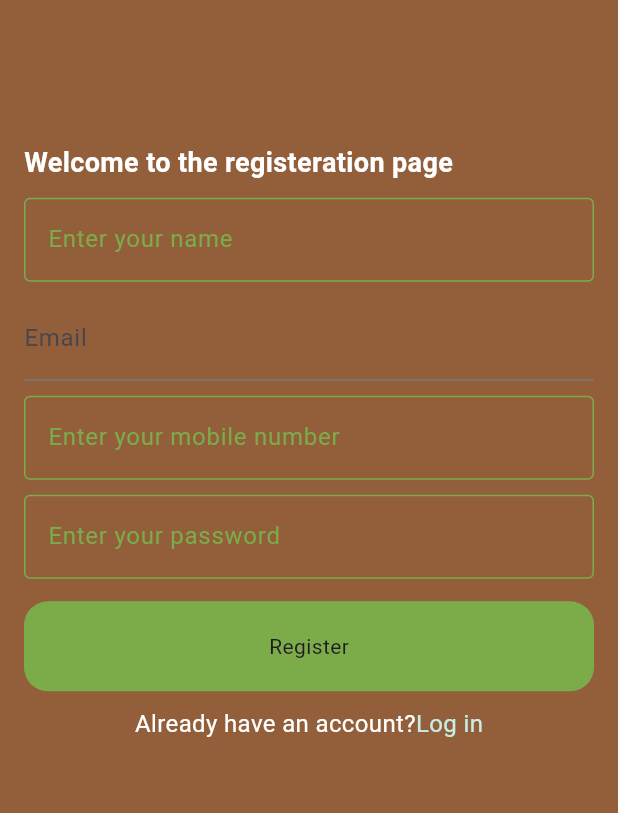
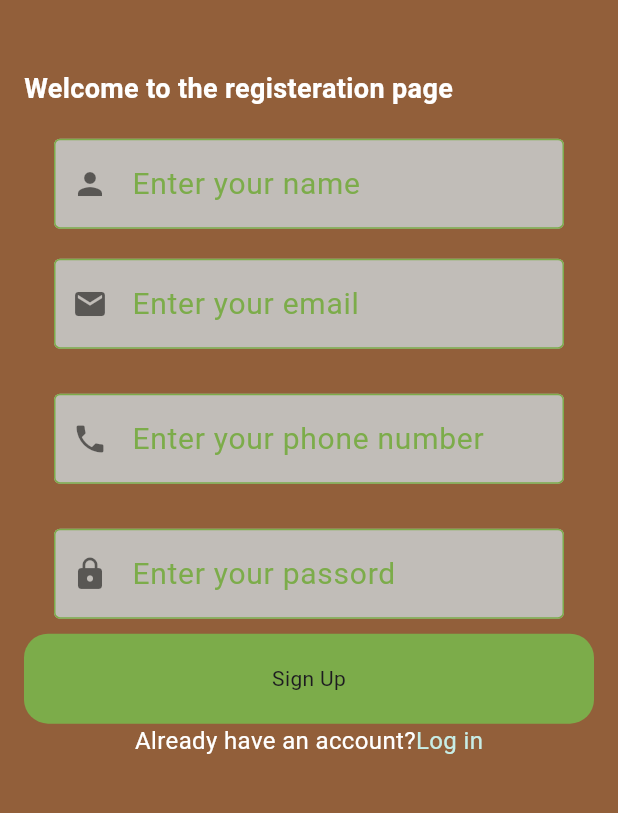
Before and after one commit to Majdasafdev/Thraa_najd_app, a Flutter app: the RegistrationView screen opened by its route, on a phone screen of 412 x 824 dp, the part 302-1115 px from its top. Run offline on Flutter 3.47's test engine with Material 3 defaults, Android fonts, the light colour scheme and no system bars; drawn by our look-alikes of modal_progress_hud_nsn; our stand-ins replace awesome_dialog, cloud_firestore, dart_mappable, easy_localization, fast_immutable_collections, firebase_auth and 5 more; missing offline and left inert: excel, firebase_app_check; accounts and stored records are empty; generated files the repository leaves out were written again; network calls fail.

Commit message:
finishing auth part sign up & sign in

```diff
--- a/lib/screens/RegistrationView.dart
+++ b/lib/screens/RegistrationView.dart
@@ -4,11 +4,13 @@ import 'package:flutter/material.dart';
 import 'package:modal_progress_hud_nsn/modal_progress_hud_nsn.dart';
 import 'package:provider/provider.dart';
 import 'package:thraa_najd_mobile_app/services/AbstractRepository.dart';
+import 'package:thraa_najd_mobile_app/services/AuthRepository.dart';
 import 'package:thraa_najd_mobile_app/utils/constants.dart';
 import 'package:thraa_najd_mobile_app/providers/model_hud.dart';
 import 'package:thraa_najd_mobile_app/screens/LoginView.dart';
 import 'package:thraa_najd_mobile_app/widgets/custom_button.dart';
 import 'package:thraa_najd_mobile_app/widgets/custom_text_form_field.dart';
+import 'package:thraa_najd_mobile_app/widgets/custome_input_text_field.dart';
 import 'package:thraa_najd_mobile_app/widgets/custome_logo.dart';
 import 'package:thraa_najd_mobile_app/widgets/snack_bar.dart';
 
@@ -24,21 +26,57 @@ class RegistrationView extends StatefulWidget {
 }
 
 class _RegistrationViewState extends State<RegistrationView> {
-  String? email;
-
-  String? passward;
-
-  String? phoneNumber;
-
-  String? name;
-
-  Icon? icon;
+  TextEditingController nameController = TextEditingController();
+  TextEditingController emailController = TextEditingController();
+  TextEditingController passwordController = TextEditingController();
+  TextEditingController phoneNumberController = TextEditingController();
 
   bool isLoading = false;
   final _emailRegExp = RegExp(
       r"^[a-zA-Z0-9._%+-]+[a-z-AZ0-9.-]+\.[a-zA-Z]{2,}$"); // Declare _emailRegExp here
 
   GlobalKey<FormState> formkey = GlobalKey();
+  @override
+  void dispose() {
+    super.dispose();
+    emailController.dispose();
+    passwordController.dispose();
+    nameController.dispose();
+    phoneNumberController.dispose();
+  }
+
+  void signupUser() async {
+    // set is loading to true.
+    setState(() {
+      isLoading = true;
+    });
+    // signup user using our authmethod
+    String res = await AuthRepository().signupUser(
+      email: emailController.text,
+      password: passwordController.text,
+      phoneNumber: phoneNumberController.text,
+      name: nameController.text,
+      context: context, // Pass the context here
+    );
+    // if string return is success, user has been creaded and navigate to next screen other witse show error.
+    if (res == "success") {
+      setState(() {
+        isLoading = false;
+      });
+      //navigate to the next screen
+      Navigator.of(context).pushReplacement(
+        MaterialPageRoute(
+          builder: (context) => const HomeView(),
+        ),
+      );
+    } else {
+      setState(() {
+        isLoading = false;
+      });
+      // show error
+      showSnackBar(context, res);
+    }
+  }
 
   @override
   Widget build(BuildContext context) {
@@ -56,7 +94,7 @@ class _RegistrationViewState extends State<RegistrationView> {
                 CustomLogo(),
                 SizedBox(
                   height: MediaQuery.of(context).size.height *
-                      0.1, // responsive height
+                      0.04, // responsive height
                 ),
                 Row(
                   children: [
@@ -73,69 +111,41 @@ class _RegistrationViewState extends State<RegistrationView> {
                   ],
                 ),
                 const SizedBox(height: 10),
-                Custom_Form_Text_Foeld(
-                  onChanged: (data) {
-                    name = data;
-                    icon = const Icon(Icons.email);
+                TextFieldInput(
+                    icon: Icons.person,
+                    textEditingController: nameController,
+                    hintText: 'Enter your name',
+                    textInputType: TextInputType.text),
+                TextFieldInput(
+                    icon: Icons.email,
+                    textEditingController: emailController,
+                    hintText: 'Enter your email',
+                    textInputType: TextInputType.text),
+                const SizedBox(height: 10),
+                TextFieldInput(
+                  icon: Icons.phone,
+                  textEditingController: phoneNumberController,
+                  hintText: 'Enter your phone number',
+                  textInputType: TextInputType.phone,
+                  validator: (value) {
+                    String pattern = r'^05[0-9]{8}$';
+                    RegExp regex = RegExp(pattern);
+                    if (!regex.hasMatch(value!)) {
+                      return 'Please enter a valid phone number (05xxxxxxxx)';
+                    } else {
+                      return null;
+                    }
                   },
-                  hintText: 'writenamehere'.tr(),
                 ),
                 const SizedBox(height: 10),
-                TextFormField(
-                  decoration: const InputDecoration(labelText: 'Email'),
-                  validator: (value) {
-                    if (value!.isEmpty || !_emailRegExp.hasMatch(value)) {
-                      return 'Invalid email address';
-                    }
-                    return null;
-                  },
-                  onSaved: (value) => email = value,
+                TextFieldInput(
+                  icon: Icons.lock,
+                  textEditingController: passwordController,
+                  hintText: 'Enter your passord',
+                  textInputType: TextInputType.text,
+                  isPass: true,
                 ),
-                const SizedBox(height: 10),
-                Custom_Form_Text_Foeld(
-                  onChanged: (data) {
-                    phoneNumber = data;
-                  },
-                  hintText: 'writephonehere'.tr(),
-                ),
-                const SizedBox(height: 10),
-                Custom_Form_Text_Foeld(
-                  onChanged: (data) {
-                    passward = data;
-                  },
-                  hintText: 'writepasslhere'.tr(),
-                ),
-                const SizedBox(height: 15),
-                Custome_button(
-                  onTap: () async {
-                    if (formkey.currentState!.validate()) {
-                      try {
-                        repositoryClient.authRepository
-                            .signUp(
-                          email!,
-                          passward!,
-                        )
-                            .then((user) {
-                          if (user != null) {
-                            Navigator.pushNamed(context, LoginView.id);
-                          }
-                        });
-                      } on FirebaseAuthException catch (e) {
-                        if (e.code == 'weak-password') {
-                          showSnackBar(context, "weakpassward".tr());
-                        } else if (e.code == 'email-already-in-use') {
-                          showSnackBar(context, "email-already-in-use".tr());
-                        } else {
-                          showSnackBar(context, "therewaserr".tr());
-                        }
-                      } catch (e) {
-                        showSnackBar(context, "therewaserr".tr());
-                      }
-                    } else {}
-                  },
-                  text: 'register'.tr(),
-                ),
-                const SizedBox(height: 10),
+                Custome_button(onTap: signupUser, text: "Sign Up"),
                 Row(
                   mainAxisAlignment: MainAxisAlignment.center,
                   children: [
@@ -168,6 +178,7 @@ class _RegistrationViewState extends State<RegistrationView> {
     );
   }
 
+/*
   Future<void> regeisterUser() async {
     try {
       UserCredential user = await FirebaseAuth.instance
@@ -184,7 +195,7 @@ class _RegistrationViewState extends State<RegistrationView> {
       // Handle registration error
     }
   }
-
+*/
   bool isValidEmail(String email) {
     // Use a simple email validation pattern
     final emailRegex = RegExp(r'^[\w-\.]+@([\w-]+\.)+[\w-]{2,4}$');
--- a/lib/widgets/custom_button.dart
+++ b/lib/widgets/custom_button.dart
@@ -1,22 +1,29 @@
 import 'package:flutter/material.dart';
 
 class Custome_button extends StatelessWidget {
-  Custome_button({required this.text, this.onTap});
-  VoidCallback? onTap;
-  String text;
+  final VoidCallback onTap;
+  final String text;
+  const Custome_button({
+    super.key,
+    required this.onTap,
+    required this.text,
+  });
+
   @override
   Widget build(BuildContext context) {
-    return GestureDetector(
+    return InkWell(
         onTap: onTap,
         child: Container(
-        decoration: BoxDecoration(
-          color: Color(0xff7CAC4A),
+          alignment: Alignment.center,
+          padding: const EdgeInsets.symmetric(vertical: 12),
+          decoration: ShapeDecoration(
+              shape: RoundedRectangleBorder(
                 borderRadius: BorderRadius.circular(16),
               ),
+              color: const Color(0xff7CAC4A)),
           width: double.infinity,
           height: 60,
           child: Center(child: Text(text)),
-      ),
-    );
+        ));
   }
 }
--- /dev/null
+++ b/lib/widgets/custome_input_text_field.dart
@@ -0,0 +1,53 @@
+import 'package:flutter/material.dart';
+import 'package:thraa_najd_mobile_app/utils/constants.dart';
+
+class TextFieldInput extends StatelessWidget {
+  final TextEditingController textEditingController;
+  final bool isPass;
+  final String hintText;
+  final IconData? icon;
+  final TextInputType textInputType;
+  final String? Function(String?)? validator; // Add this line
+
+  const TextFieldInput({
+    super.key,
+    required this.textEditingController,
+    this.isPass = false,
+    required this.hintText,
+    this.icon,
+    required this.textInputType,
+    this.validator,
+  });
+
+  @override
+  Widget build(BuildContext context) {
+    return Padding(
+      padding: const EdgeInsets.symmetric(vertical: 10, horizontal: 20),
+      child: TextField(
+        style: const TextStyle(fontSize: 20),
+        controller: textEditingController,
+        decoration: InputDecoration(
+          prefixIcon: Icon(icon, color: Colors.black54),
+          hintStyle: const TextStyle(color: Color(0xff7CAC4A)),
+          hintText: hintText,
+          enabledBorder: const OutlineInputBorder(
+            borderSide: BorderSide(color: Color(0xff7CAC4A)),
+          ),
+          border: InputBorder.none,
+          focusedBorder: OutlineInputBorder(
+            borderSide: const BorderSide(color: Color(0xff7CAC4A), width: 2),
+            borderRadius: BorderRadius.circular(30),
+          ),
+          filled: true,
+          fillColor: kUnActiveColor,
+          contentPadding: const EdgeInsets.symmetric(
+            vertical: 15,
+            horizontal: 20,
+          ),
+        ),
+        keyboardType: textInputType,
+        obscureText: isPass,
+      ),
+    );
+  }
+}
```
Also changed, not shown: lib/screens/LoginView.dart (+70 -25 lines), lib/services/AuthRepository.dart (+100 -9 lines), lib/widgets/customebutton1.dart (added, +22 -0 lines). Lines whose indentation alone changed are shown as unchanged.
